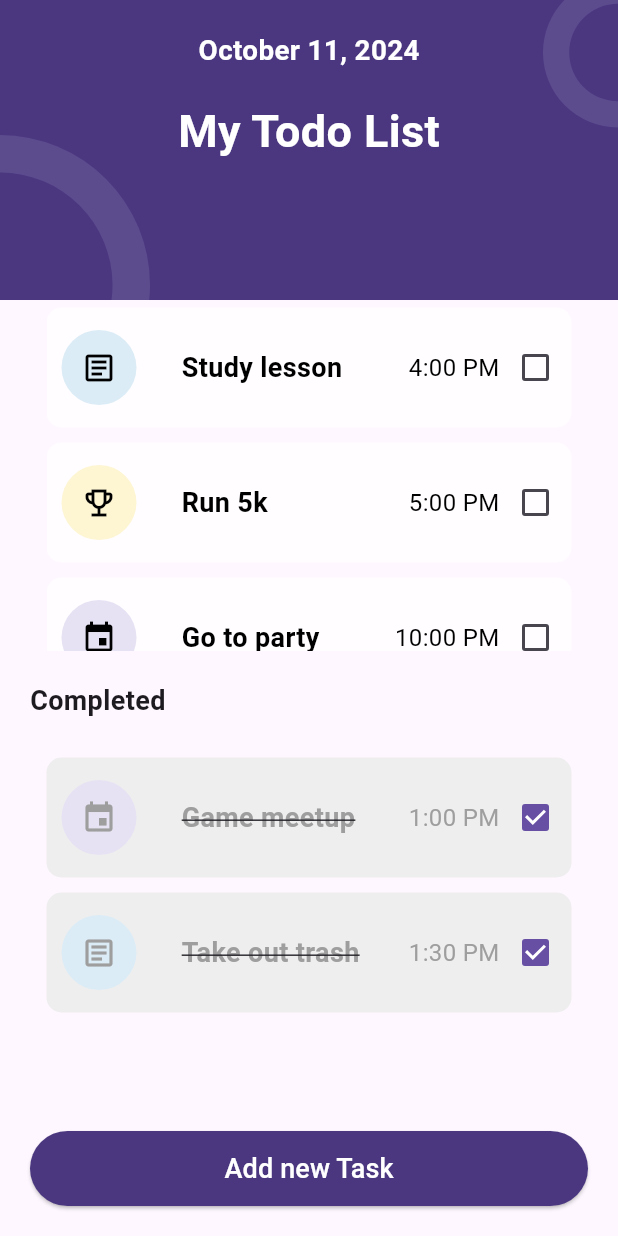
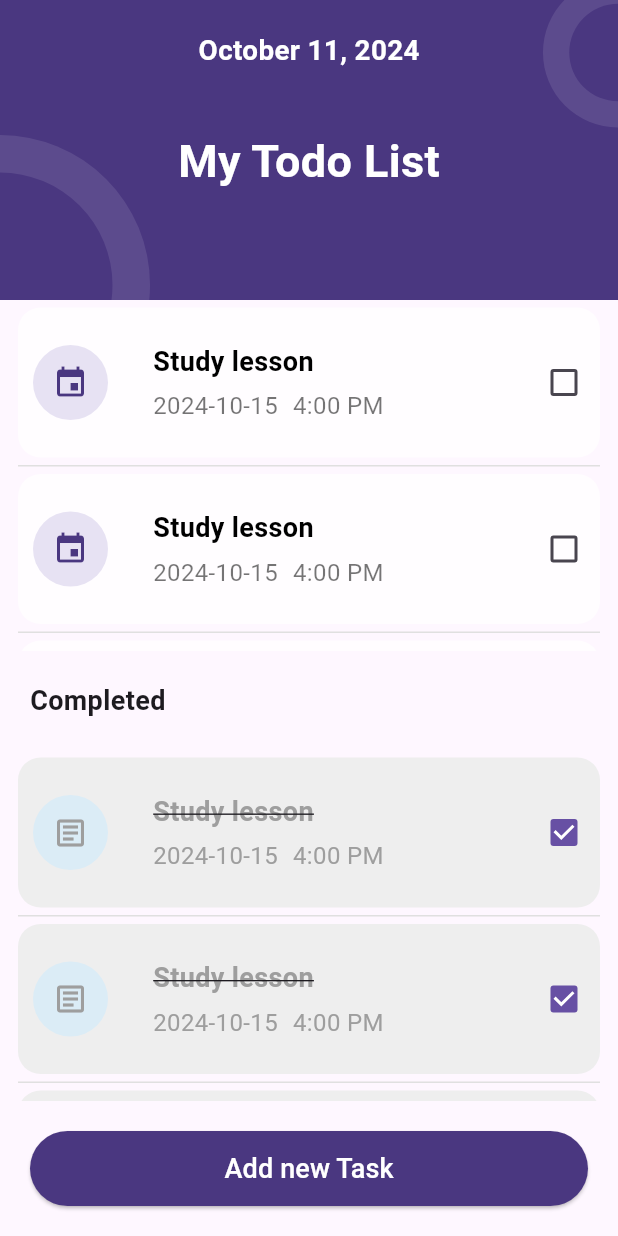
Before and after one commit to MuhammadOHijazi/to_do_list, a Flutter app: the screen it shows after launch, on a phone screen of 412 x 824 dp. Run offline on Flutter 3.47's test engine with Material 3 defaults, Android fonts, the phone set to English and light mode, and no system bars; our stand-ins replace sqflite; accounts and stored records are empty.

Commit message:
change the task_item.dart and make listview for the task items

```diff
--- a/lib/Shared/Components/task_item.dart
+++ b/lib/Shared/Components/task_item.dart
@@ -1,19 +1,21 @@
 import 'package:flutter/material.dart';
+
+import 'constant.dart';
 
 class TaskItem extends StatefulWidget {
   final String taskName;
   final String taskTime;
+  final String taskDate; // Added date field
   final bool completed;
-  final IconData icon;
-  final Color iconColor;
+  final String category;
 
   const TaskItem({
     super.key,
     required this.taskName,
     required this.taskTime,
+    required this.taskDate, // Added date to the constructor
     required this.completed,
-    required this.icon,
-    required this.iconColor,
+    required this.category,
   });
 
   @override
@@ -23,42 +25,88 @@ class TaskItem extends StatefulWidget {
 class _TaskItemState extends State<TaskItem> {
   late bool isCompleted;
 
+  // Method to get the icon based on the category
+  IconData getCategoryIcon(String category) {
+    switch (category) {
+      case "article":
+        return Icons.article_outlined;
+      case "task":
+        return Icons.event;
+      case "goal":
+        return Icons.emoji_events_outlined;
+      default:
+        return Icons.article_outlined; // Default icon
+    }
+  }
+
+  // Method to get the color based on the category
+  Color getCategoryColor(String category) {
+    switch (category) {
+      case "article":
+        return const Color(0xffDBECF6);
+      case "task":
+        return const Color(0xffE7E2F3);
+      case "goal":
+        return const Color(0xffFEF5D3);
+      default:
+        return Colors.white; // Default color
+    }
+  }
+
+  // Method to get the icon color based on the category
+  Color getCategoryIconColor(String category) {
+    switch (category) {
+      case "article":
+        return articleColor;
+      case "task":
+        return primaryColor;
+      case "goal":
+        return eventColor;
+      default:
+        return Colors.black; // Default icon color
+    }
+  }
+
   @override
   void initState() {
     super.initState();
-    isCompleted = widget.completed; // Initialize the completion status
+    isCompleted = widget.completed;
   }
 
   @override
   Widget build(BuildContext context) {
     return Container(
-      height: 80,
+      height: 100,
       width: 350,
       margin: const EdgeInsets.symmetric(vertical: 5),
       decoration: BoxDecoration(
-        color: isCompleted ? Colors.grey[200] : Colors.white70, // Completed tasks appear faded
-        borderRadius: BorderRadius.circular(10),
+        color: isCompleted ? Colors.grey[200] : Colors.white70,
+        borderRadius: BorderRadius.circular(15),
       ),
       child: Row(
         children: [
           Padding(
-            padding: const EdgeInsetsDirectional.all(10),
+            padding: const EdgeInsets.all(10),
             child: Container(
               height: 50,
               width: 50,
               decoration: BoxDecoration(
                 shape: BoxShape.circle,
-                color: widget.iconColor,
+                color: getCategoryColor(widget.category),
               ),
               child: Icon(
-                widget.icon,
-                color: isCompleted ? Colors.grey : Colors.black, // Icon fades if task is completed
+                getCategoryIcon(widget.category),
+                color: isCompleted ? Colors.grey : getCategoryIconColor(widget.category),
               ),
             ),
           ),
           const SizedBox(width: 20),
           Expanded(
-            child: Text(
+            child: Column(
+              crossAxisAlignment: CrossAxisAlignment.start,
+              mainAxisAlignment: MainAxisAlignment.center,
+              children: [
+                Text(
                   widget.taskName,
                   style: TextStyle(
                     fontSize: 18,
@@ -66,15 +114,30 @@ class _TaskItemState extends State<TaskItem> {
                     fontWeight: FontWeight.bold,
                     decoration: isCompleted
                         ? TextDecoration.lineThrough
-                    : TextDecoration.none, // Strikethrough for completed tasks
+                        : TextDecoration.none,
                   ),
                 ),
+                const SizedBox(height: 5),
+                Row(
+                  children: [
+                    Text(
+                      widget.taskDate,
+                      style: TextStyle(
+                        fontSize: 16,
+                        color: isCompleted ? Colors.grey : Colors.black54,
                       ),
+                    ),
+                    const SizedBox(width: 10,),
                     Text(
                       widget.taskTime,
                       style: TextStyle(
                         fontSize: 16,
-              color: isCompleted ? Colors.grey : Colors.black,
+                        color: isCompleted ? Colors.grey : Colors.black54,
+                      ),
+                    ),
+                  ],
+                )
+              ],
             ),
           ),
           Checkbox(
--- a/lib/modules/my_to_do_list_screen.dart
+++ b/lib/modules/my_to_do_list_screen.dart
@@ -1,4 +1,5 @@
 import 'package:flutter/material.dart';
+import 'package:to_do_list/Shared/Components/upper_design.dart';
 import '../Shared/Components/task_item.dart';
 import 'add_new_task_screen.dart';
 
@@ -17,140 +18,29 @@ class MyToDoListState extends State<MyToDoList> {
 
   @override
   Widget build(BuildContext context) {
-    List monthList = [
-      "Month",
-      "January",
-      "February",
-      "March",
-      "April",
-      "May",
-      "June",
-      "July",
-      "August",
-      "September",
-      "October",
-      "November",
-      "December"
-    ];
-
     return Scaffold(
       body: SafeArea(
         child: Column(
           children: [
-            // Header section (date and title)
-            Stack(
-              children: [
-                Container(
-                  height: 200,
-                  width: double.infinity,
-                  decoration: const BoxDecoration(
-                    color: Color(0xff4A3780),
-                    shape: BoxShape.rectangle,
-                  ),
-                  child: Column(
-                    children: [
-                      const SizedBox(height: 20),
-                      Text(
-                        "${monthList[DateTime.now().month]} ${DateTime.now().day}, ${DateTime.now().year}",
-                        style: const TextStyle(
-                          color: Colors.white,
-                          fontSize: 18.5,
-                          fontWeight: FontWeight.bold,
-                        ),
-                      ),
-                      const SizedBox(height: 20),
-                      const Text(
-                        "My Todo List",
-                        style: TextStyle(
-                          color: Colors.white,
-                          fontSize: 30,
-                          fontWeight: FontWeight.bold,
-                        ),
-                      ),
-                    ],
-                  ),
-                ),
-                // Positioned circular decorations
-                Positioned(
-                  left: -100,
-                  bottom: -90,
-                  child: Stack(
-                    alignment: Alignment.center,
-                    children: [
-                      Container(
-                        height: 200,
-                        width: 200,
-                        decoration: const BoxDecoration(
-                          shape: BoxShape.circle,
-                          color: Colors.white10,
-                        ),
-                      ),
-                      Container(
-                        height: 150,
-                        width: 150,
-                        decoration: const BoxDecoration(
-                          shape: BoxShape.circle,
-                          color: Color(0xff4A3780),
-                        ),
-                      ),
-                    ],
-                  ),
-                ),
-                Positioned(
-                  right: -50,
-                  top: -15,
-                  child: Stack(
-                    alignment: Alignment.center,
-                    children: [
-                      Container(
-                        height: 100,
-                        width: 100,
-                        decoration: const BoxDecoration(
-                          shape: BoxShape.circle,
-                          color: Colors.white10,
-                        ),
-                      ),
-                      Container(
-                        height: 65,
-                        width: 65,
-                        decoration: const BoxDecoration(
-                          shape: BoxShape.circle,
-                          color: Color(0xff4A3780),
-                        ),
-                      ),
-                    ],
-                  ),
-                ),
-              ],
-            ),
-            const Expanded(
-              child: SingleChildScrollView(
-                child: Column(
-                  children: [
-                    // Active tasks section
-                    TaskItem(
+            upperDesign(),
+            Expanded(
+              // Wrap ListView in Expanded
+              child: Padding(
+                padding: const EdgeInsetsDirectional.symmetric(horizontal: 12),
+                child: ListView.separated(
+                  itemBuilder: (context, index) => const TaskItem(
                     taskName: "Study lesson",
                     taskTime: "4:00 PM",
+                    taskDate: "2024-10-15", // Pass the date here
                     completed: false,
-                      icon: Icons.article_outlined,
-                      iconColor: Color(0xffDBECF6),
+                    category: "task", // Can be 'article', 'task', or 'goal'
                   ),
-                    TaskItem(
-                      taskName: "Run 5k",
-                      taskTime: "5:00 PM",
-                      completed: false,
-                      icon: Icons.emoji_events_outlined,
-                      iconColor: Color(0xffFEF5D3),
+                  separatorBuilder: (context, index) => Container(
+                    width: double.infinity,
+                    height: 1.0,
+                    color: Colors.grey[300],
                   ),
-                    TaskItem(
-                      taskName: "Go to party",
-                      taskTime: "10:00 PM",
-                      completed: false,
-                      icon: Icons.event,
-                      iconColor: Color(0xffE7E2F3),
-                    ),
-                    // Add more TaskItem widgets here
-                  ],
+                  itemCount: 10,
                 ),
               ),
             ),
@@ -167,27 +57,24 @@ class MyToDoListState extends State<MyToDoList> {
                 ),
               ),
             ),
-            const Expanded(
-              child: SingleChildScrollView(
-                child: Column(
-                  children: [
-                    // Completed section
-                    TaskItem(
-                      taskName: "Game meetup",
-                      taskTime: "1:00 PM",
+            Expanded(
+              // Wrap ListView in Expanded
+              child: Padding(
+                padding: const EdgeInsetsDirectional.symmetric(horizontal: 12),
+                child: ListView.separated(
+                  itemBuilder: (context, index) => const TaskItem(
+                    taskName: "Study lesson",
+                    taskTime: "4:00 PM",
+                    taskDate: "2024-10-15", // Pass the date here
                     completed: true,
-                      icon: Icons.event,
-                      iconColor: Color(0xffE7E2F3),
+                    category: "article", // Can be 'article', 'task', or 'goal'
                   ),
-                    TaskItem(
-                      taskName: "Take out trash",
-                      taskTime: "1:30 PM",
-                      completed: true,
-                      icon: Icons.article_outlined,
-                      iconColor: Color(0xffDBECF6),
+                  separatorBuilder: (context, index) => Container(
+                    width: double.infinity,
+                    height: 1.0,
+                    color: Colors.grey[300],
                   ),
-                    // Add more completed TaskItem widgets here
-                  ],
+                  itemCount: 10,
                 ),
               ),
             ),
@@ -206,7 +93,8 @@ class MyToDoListState extends State<MyToDoList> {
                   style: ElevatedButton.styleFrom(
                     backgroundColor: const Color(0xff4A3780), // Button color
                     shape: RoundedRectangleBorder(
-                      borderRadius: BorderRadius.circular(25), // Rounded corners
+                      borderRadius:
+                          BorderRadius.circular(25), // Rounded corners
                     ),
                   ),
                   child: const Text(
```
Lines whose indentation alone changed are shown as unchanged.
